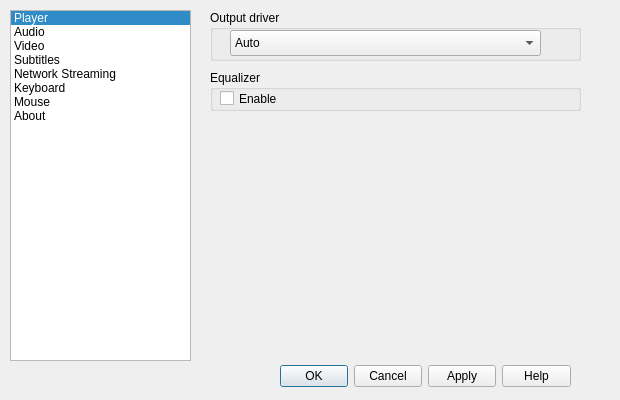
First picture: the form in src/preferencedialog.ui, repository rupeshs/ExMplayer, before the edit.
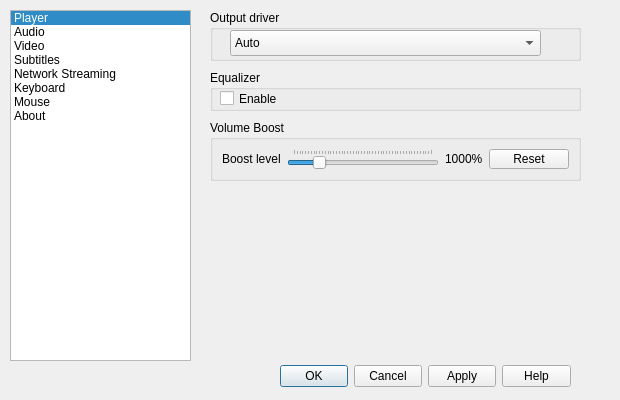
Second picture: the form after the edit. The open tabs and pages were chosen to show the change. Icons and pictures are not drawn.

Commit message: Added taglib,introduced 3S ,Volume boost

Diff of the .ui file:
```diff
--- a/src/preferencedialog.ui
+++ b/src/preferencedialog.ui
@@ -443,6 +443,64 @@
       </item>
      </widget>
     </widget>
+    <widget class="QGroupBox" name="groupBox_19">
+     <property name="geometry">
+      <rect>
+       <x>10</x>
+       <y>110</y>
+       <width>371</width>
+       <height>61</height>
+      </rect>
+     </property>
+     <property name="title">
+      <string>Volume Boost</string>
+     </property>
+     <layout class="QHBoxLayout" name="horizontalLayout_8">
+      <item>
+       <widget class="QLabel" name="label_11">
+        <property name="text">
+         <string>Boost level</string>
+        </property>
+       </widget>
+      </item>
+      <item>
+       <widget class="QSlider" name="hSliderVolumeBoost">
+        <property name="minimum">
+         <number>100</number>
+        </property>
+        <property name="maximum">
+         <number>5000</number>
+        </property>
+        <property name="value">
+         <number>1000</number>
+        </property>
+        <property name="orientation">
+         <enum>Qt::Horizontal</enum>
+        </property>
+        <property name="tickPosition">
+         <enum>QSlider::TicksAbove</enum>
+        </property>
+        <property name="tickInterval">
+         <number>100</number>
+        </property>
+       </widget>
+      </item>
+      <item>
+       <widget class="QLabel" name="labelVolumeBoost">
+        <property name="text">
+         <string>1000%</string>
+        </property>
+       </widget>
+      </item>
+      <item>
+       <widget class="QPushButton" name="pushButtonResetVolumeBoost">
+        <property name="text">
+         <string>Reset</string>
+        </property>
+       </widget>
+      </item>
+     </layout>
+    </widget>
    </widget>
    <widget class="QWidget" name="page">
     <widget class="QGroupBox" name="groupBox_3">
```
Left out of the diff: 2 changed lines with no effect on the pictures. The commit also changes 126 other files.
